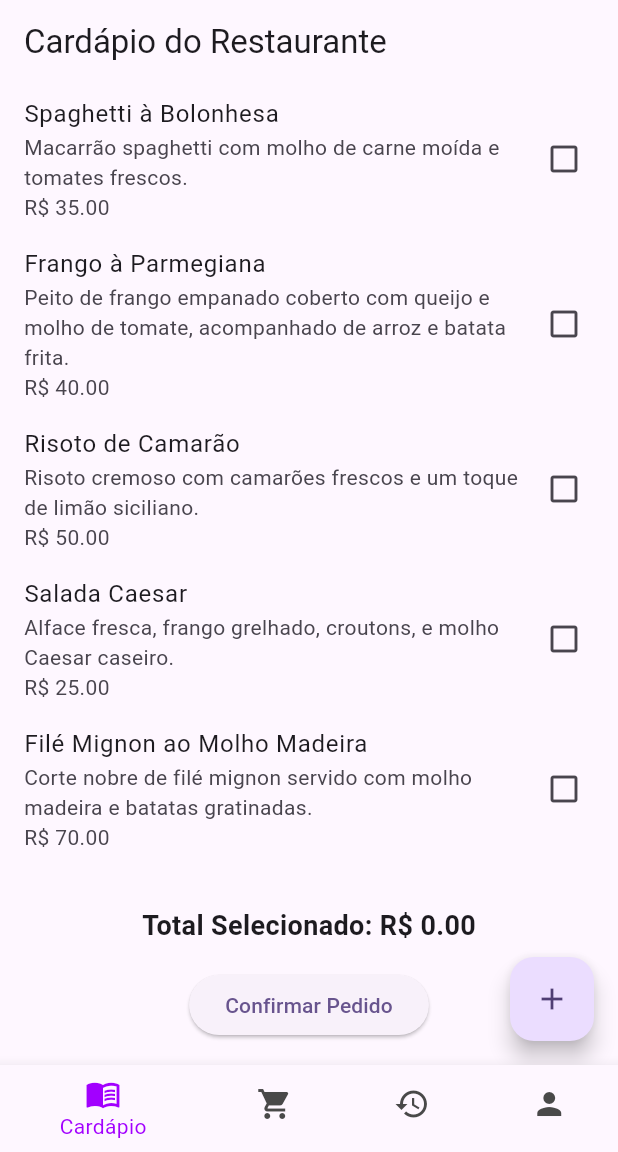
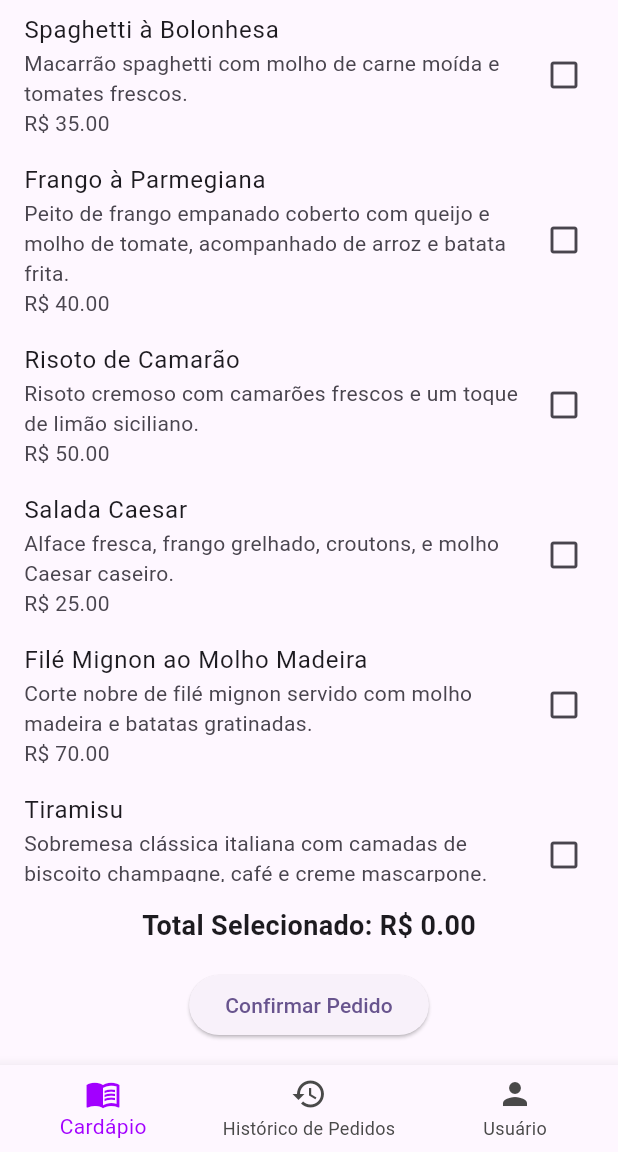
Before and after one commit to kvitorr/projeto_dispositivos, a Flutter app: the MainScreen screen opened directly with empty values, on a phone screen of 412 x 824 dp, the part 84-1236 px from its top. Run offline on Flutter 3.47's test engine with Material 3 defaults, Android fonts, the phone set to English and light mode, and no system bars; our stand-ins replace sqflite; accounts and stored records are empty.

Commit message:
remover carrinho e adicionar histórico

```diff
--- a/lib/pages/home_page.dart
+++ b/lib/pages/home_page.dart
@@ -1,4 +1,5 @@
 import 'package:flutter/material.dart';
+import 'package:projeto/pages/order_history.dart';
 import 'package:projeto/pages/product_list.dart';
 import 'package:projeto/pages/profile_page.dart';
 
@@ -17,8 +18,7 @@ class _MainScreenState extends State<MainScreen> {
   List<Widget> _widgetOptions() {
     return <Widget>[
       ProductListPage(),
-      Text('Carrinho'),
-      Text('Histórico de Pedidos'),
+      OrderHistoryPage(),
       ProfilePage(userName: widget.username),
     ];
   }
@@ -46,10 +46,6 @@ class _MainScreenState extends State<MainScreen> {
             label: 'Cardápio',
           ),
           BottomNavigationBarItem(
-            icon: Icon(Icons.shopping_cart),
-            label: 'Carrinho',
-          ),
-          BottomNavigationBarItem(
             icon: Icon(Icons.history),
             label: 'Histórico de Pedidos',
           ),
--- a/lib/pages/product_list.dart
+++ b/lib/pages/product_list.dart
@@ -72,9 +72,6 @@ class _ProductListPageState extends State<ProductListPage> {
   @override
   Widget build(BuildContext context) {
     return Scaffold(
-      appBar: AppBar(
-        title: Text('Cardápio do Restaurante'),
-      ),
       body: Column(
         children: [
           Expanded(
@@ -116,12 +113,6 @@ class _ProductListPageState extends State<ProductListPage> {
           ),
         ],
       ),
-      floatingActionButton: FloatingActionButton(
-        onPressed: () {
-          // Aqui você pode adicionar a navegação para adicionar um novo produto, se quiser
-        },
-        child: Icon(Icons.add),
-      ),
     );
   }
 }
--- a/lib/pages/profile_page.dart
+++ b/lib/pages/profile_page.dart
@@ -116,7 +116,7 @@ class _ProfilePageState extends State<ProfilePage> {
                     width: double.infinity,
                     padding: EdgeInsets.all(16.0),
                     decoration: BoxDecoration(
-                      color: Colors.blue.shade50,
+                      color: const Color.fromARGB(255, 252, 235, 251),
                       borderRadius: BorderRadius.circular(10.0),
                     ),
                     child: Column(
```
Also changed, not shown: lib/pages/order_history.dart (added, +76 -0 lines).
